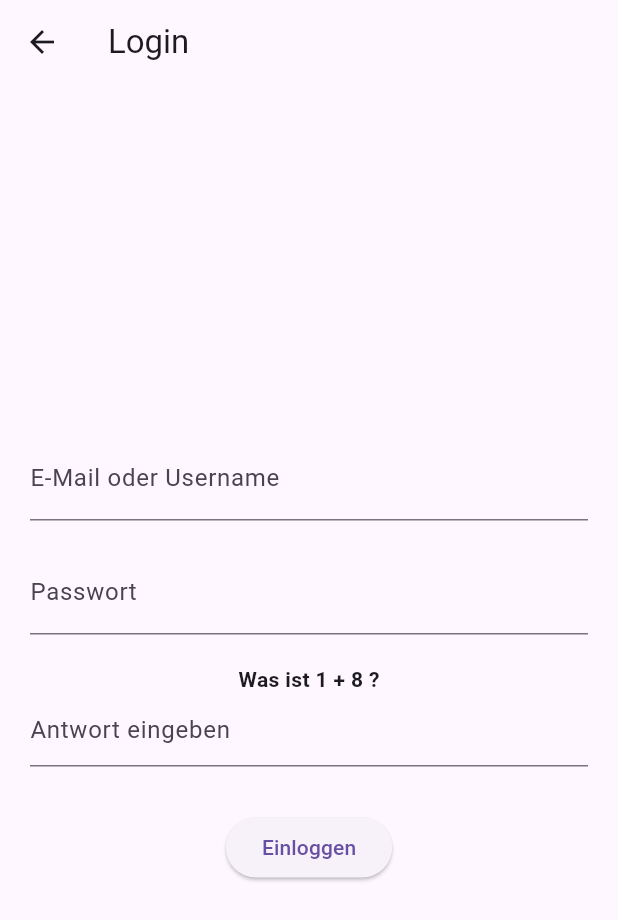
After one commit to WannaChry/Daily-Good, a Flutter app: the AuthChoicePage screen opened by its route, after a tap on "Bei Konto anmelden", on a phone screen of 412 x 824 dp. The commit adds this screen. Shown: the top 920 px of the screen. Run offline on Flutter 3.47's test engine with Material 3 defaults, Android fonts, the phone set to English and light mode, and no system bars; our stand-ins replace cloud_firestore, firebase_auth, firebase_core, firebase_storage, flutter_svg, google_fonts and 1 more; accounts and stored records are empty; project files that could hold a hidden picture were left out.

Commit message:
22.09 - Login Page erstellt und admin login

```diff
--- a/lib/main.dart
+++ b/lib/main.dart
@@ -1,6 +1,8 @@
 import 'package:cloud_firestore/cloud_firestore.dart';
 import 'package:flutter/material.dart';
 import 'package:firebase_core/firebase_core.dart';
+import 'package:studyproject/pages/intro/auth_choice.dart';
+import 'package:studyproject/pages/intro/login.dart';
 import 'package:studyproject/pages/models/tipp.dart';
 import 'package:studyproject/pages/models/streak_celebration_page.dart';
 
@@ -78,6 +80,8 @@ class _MyAppState extends State<MyApp> {
         // Intro
         '/splash': (_) => const SplashPage(),
         '/onboarding': (_) => const OnboardingPage(),
+        '/auth_choice': (_) => const AuthChoicePage(),
+        '/login': (_) => const LoginPage(),
         '/questionnaire': (_) => const QuestionnairePage(),
         '/intro/review': (_) => const ReviewConfirmPage(),
 
--- /dev/null
+++ b/lib/pages/intro/auth_choice.dart
@@ -0,0 +1,47 @@
+import 'package:flutter/material.dart';
+
+class AuthChoicePage extends StatelessWidget {
+  const AuthChoicePage({super.key});
+
+  void _goToRegister(BuildContext context) {
+    Navigator.pushNamed(context, '/questionnaire'); // Registrierung → Questionnaire
+  }
+
+  void _goToLogin(BuildContext context) {
+    Navigator.pushNamed(context, '/login'); // Anmeldung → LoginPage
+  }
+
+  @override
+  Widget build(BuildContext context) {
+    return Scaffold(
+      appBar: AppBar(
+        title: const Text('Willkommen'),
+        leading: IconButton(
+          icon: const Icon(Icons.arrow_back),
+          onPressed: () {
+            Navigator.pushReplacementNamed(context, '/onboarding');
+          },
+        ),
+      ),
+      body: Padding(
+        padding: const EdgeInsets.all(20),
+        child: Center(
+          child: Column(
+            mainAxisSize: MainAxisSize.min,
+            children: [
+              ElevatedButton(
+                onPressed: () => _goToLogin(context),
+                child: const Text('Bei Konto anmelden'),
+              ),
+              const SizedBox(height: 30),
+              OutlinedButton(
+                onPressed: () => _goToRegister(context),
+                child: const Text('Neues Konto erstellen'),
+              ),
+            ],
+          ),
+        ),
+      ),
+    );
+  }
+}
--- /dev/null
+++ b/lib/pages/intro/login.dart
@@ -0,0 +1,157 @@
+import 'dart:math';
+import 'package:flutter/material.dart';
+import 'package:firebase_auth/firebase_auth.dart';
+import 'package:cloud_firestore/cloud_firestore.dart';
+
+class LoginPage extends StatefulWidget {
+  const LoginPage({super.key});
+
+  @override
+  State<LoginPage> createState() => _LoginPageState();
+}
+
+class _LoginPageState extends State<LoginPage> {
+  final _emailController = TextEditingController();
+  final _passwordController = TextEditingController();
+  final _answerController = TextEditingController();
+
+  late int _a, _b; // Zahlen für Matheaufgabe
+  bool _loading = false;
+
+  @override
+  void initState() {
+    super.initState();
+    _generateQuestion();
+  }
+
+  void _generateQuestion() {
+    final rnd = Random();
+    _a = rnd.nextInt(10) + 1;
+    _b = rnd.nextInt(10) + 1;
+  }
+
+  Future<void> _login() async {
+    final email = _emailController.text.trim();
+    final password = _passwordController.text.trim();
+    final answer = int.tryParse(_answerController.text.trim());
+
+    print('Versuche Login für: $email');
+
+    if (answer != _a + _b) {
+      print('Sicherheitsfrage falsch: $_a + $_b != $answer');
+      ScaffoldMessenger.of(context).showSnackBar(
+        const SnackBar(content: Text('Falsche Antwort auf die Sicherheitsfrage.')),
+      );
+      return;
+    }
+
+    setState(() => _loading = true);
+
+    try {
+      // 1️⃣ Firebase Auth Login
+      UserCredential userCredential = await FirebaseAuth.instance
+          .signInWithEmailAndPassword(email: email, password: password);
+
+      print('Login erfolgreich! UID: ${userCredential.user!.uid}');
+
+      // 2️⃣ Firestore-Daten abrufen
+      final uid = userCredential.user!.uid;
+      final userDoc = await FirebaseFirestore.instance
+          .collection('users')
+          .doc(uid)
+          .get();
+
+      if (!userDoc.exists) {
+        print('Firestore: Keine Daten für UID $uid gefunden');
+        ScaffoldMessenger.of(context).showSnackBar(
+          const SnackBar(content: Text('Benutzerdaten nicht gefunden.')),
+        );
+        return;
+      }
+
+      final userData = userDoc.data();
+      print('Firestore-Daten geladen: $userData');
+
+      // 3️⃣ Weiterleitung zur Home-Seite mit Userdaten
+      if (!mounted) return;
+      Navigator.pushReplacementNamed(
+        context,
+        '/home',
+        arguments: userData,
+      );
+    } on FirebaseAuthException catch (e) {
+      print('FirebaseAuthException: Code=${e.code}, Message=${e.message}');
+      ScaffoldMessenger.of(context).showSnackBar(
+        SnackBar(content: Text('Login fehlgeschlagen: ${e.message}')),
+      );
+    } catch (e) {
+      print('Allgemeiner Fehler: $e');
+      ScaffoldMessenger.of(context).showSnackBar(
+        const SnackBar(content: Text('Ein unerwarteter Fehler ist aufgetreten.')),
+      );
+    } finally {
+      if (mounted) setState(() => _loading = false);
+    }
+  }
+
+  @override
+  void dispose() {
+    _emailController.dispose();
+    _passwordController.dispose();
+    _answerController.dispose();
+    super.dispose();
+  }
+
+  @override
+  Widget build(BuildContext context) {
+    return Scaffold(
+      appBar: AppBar(
+        title: const Text('Login'),
+        leading: IconButton(
+          icon: const Icon(Icons.arrow_back),
+          onPressed: () {
+            Navigator.pushReplacementNamed(context, '/auth_choice');
+          },
+        ),
+      ),
+      body: Padding(
+        padding: const EdgeInsets.all(20),
+        child: Center(
+          child: SingleChildScrollView(
+            child: Column(
+              children: [
+                TextField(
+                  controller: _emailController,
+                  decoration: const InputDecoration(labelText: 'E-Mail oder Username'),
+                ),
+                const SizedBox(height: 20),
+                TextField(
+                  controller: _passwordController,
+                  decoration: const InputDecoration(labelText: 'Passwort'),
+                  obscureText: true,
+                ),
+                const SizedBox(height: 20),
+                Text(
+                  'Was ist $_a + $_b ?',
+                  style: const TextStyle(fontWeight: FontWeight.bold),
+                ),
+                TextField(
+                  controller: _answerController,
+                  keyboardType: TextInputType.number,
+                  decoration: const InputDecoration(hintText: 'Antwort eingeben'),
+                ),
+                const SizedBox(height: 30),
+                ElevatedButton(
+                  onPressed: _loading ? null : _login,
+                  child: _loading
+                      ? const CircularProgressIndicator(color: Colors.white)
+                      : const Text('Einloggen'),
+                ),
+              ],
+            ),
+          ),
+        ),
+      ),
+    );
+  }
+}
--- a/lib/pages/intro/onboarding_page.dart
+++ b/lib/pages/intro/onboarding_page.dart
@@ -52,7 +52,7 @@ class _OnboardingPageState extends State<OnboardingPage> {
         curve: Curves.easeOutCubic,
       );
     } else {
-      Navigator.of(context).pushReplacementNamed('/questionnaire');
+      Navigator.of(context).pushReplacementNamed('/auth_choice');
     }
   }
 
--- a/lib/pages/intro/questionnaire_page.dart
+++ b/lib/pages/intro/questionnaire_page.dart
@@ -23,10 +23,10 @@ class _QuestionnairePageState extends State<QuestionnairePage> {
   // Neue Frage 2: E-Mail
   final List<_Q> questions = const [
     _Q('Wie heißt du?', type: _QType.text, hint: 'Antwort eingeben'),
-    _Q('Wie lautet deine E-Mail?', type: _QType.text, hint: 'name@example.com'),
     _Q('Was ist dein Alter?', options: ['Unter 18', '18–22', '23–27', '28–35', '35–50', '50+']),
     _Q('Was machst du beruflich?', options: ['Schüler/Student', 'Auszubildende/-r', 'Arbeitnehmer', 'Sonstiges']),
     _Q('Was ist dein Geschlecht?', options: ['Männlich', 'Weiblich', 'Divers']),
+    _Q('Wie lautet deine E-Mail?', type: _QType.text, hint: 'name@example.com'),
     _Q('Wann hast du Geburtstag?', type: _QType.text, hint: 'z. B. 12.08.2000'),
   ];
 
--- a/lib/pages/intro/review_confirm_page.dart
+++ b/lib/pages/intro/review_confirm_page.dart
@@ -5,6 +5,7 @@ import 'package:image_picker/image_picker.dart';
 import 'widgets/interactive_clouds.dart';
 import 'widgets/wind_lines.dart';
 import '../state/auth_state.dart';
+import 'package:studyproject/pages/models/user.dart';
 
 class ReviewConfirmPage extends StatefulWidget {
   const ReviewConfirmPage({super.key});
```
Also changed, not shown: lib/pages/models/user.dart (+24 -8 lines), pubspec.lock, 2 other files.
